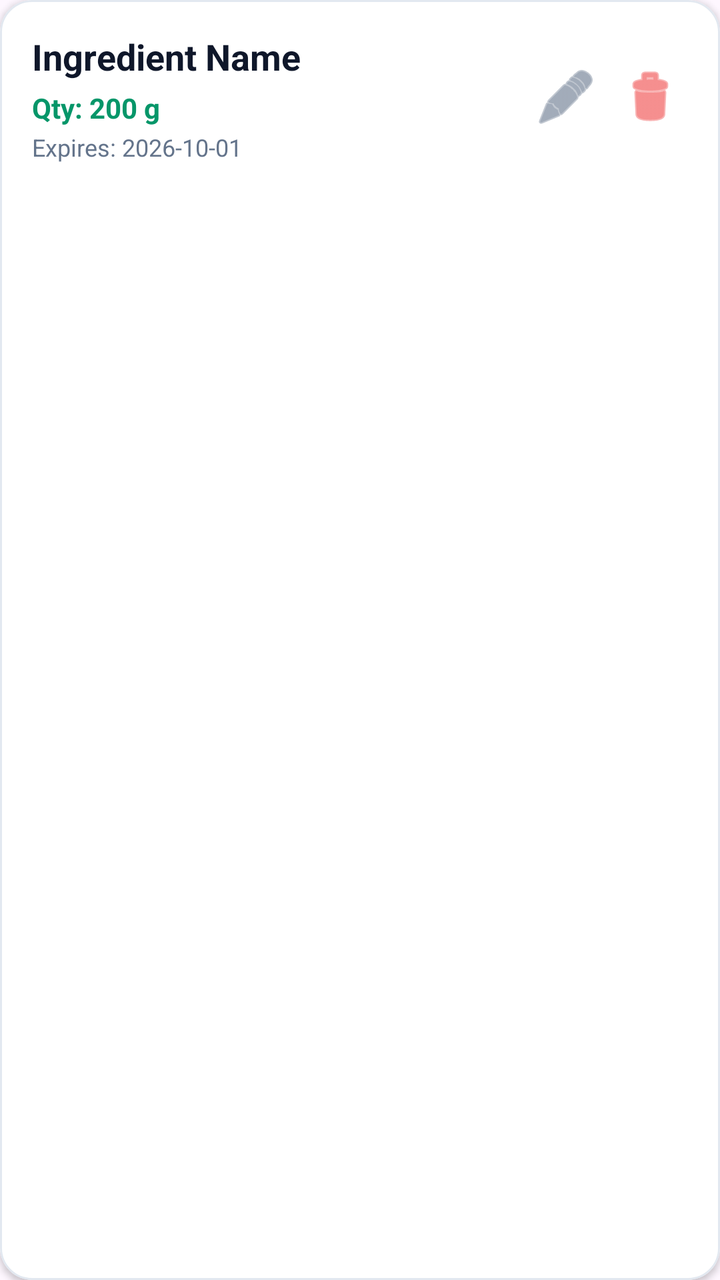
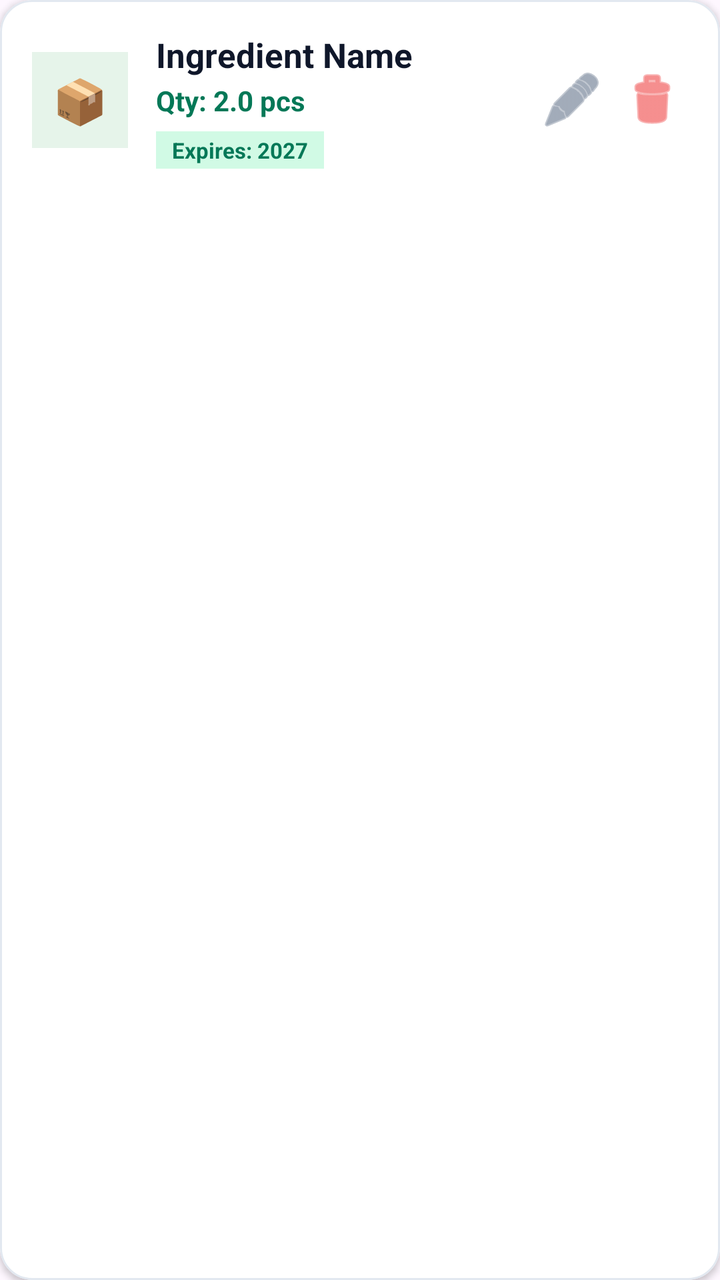

Two renders of the same Android screen: before a commit and after it. Below are the layout's source before the change and the commit's diff.
<!-- AndroidManifest.xml: application theme Theme.SmartPantryManager -->
<!-- res/layout/item_pantry_row.xml -->
<?xml version="1.0" encoding="utf-8"?>
<com.google.android.material.card.MaterialCardView xmlns:android="http://schemas.android.com/apk/res/android"
    xmlns:app="http://schemas.android.com/apk/res-auto"
    android:layout_width="match_parent"
    android:layout_height="wrap_content"
    android:layout_marginHorizontal="12dp"
    android:layout_marginVertical="6dp"
    app:cardCornerRadius="16dp"
    app:cardElevation="2dp"
    app:strokeColor="@color/card_stroke"
    app:strokeWidth="1dp"
    app:cardBackgroundColor="@color/surface_white">

    <LinearLayout
        android:layout_width="match_parent"
        android:layout_height="wrap_content"
        android:orientation="horizontal"
        android:padding="16dp"
        android:gravity="center_vertical">

        <LinearLayout
            android:layout_width="0dp"
            android:layout_height="wrap_content"
            android:layout_weight="1"
            android:orientation="vertical">

            <TextView
                android:id="@+id/tv_ingredient_name"
                android:layout_width="wrap_content"
                android:layout_height="wrap_content"
                android:text="Ingredient Name"
                android:textStyle="bold"
                android:textSize="18sp"
                android:textColor="@color/text_primary" />

            <TextView
                android:id="@+id/tv_ingredient_quantity"
                android:layout_width="wrap_content"
                android:layout_height="wrap_content"
                android:layout_marginTop="4dp"
                android:text="Qty: 200 g"
                android:textSize="14sp"
                android:textStyle="bold"
                android:textColor="@color/primary_green_dark" />

            <TextView
                android:id="@+id/tv_ingredient_expiry"
                android:layout_width="wrap_content"
                android:layout_height="wrap_content"
                android:layout_marginTop="2dp"
                android:text="Expires: 2026-10-01"
                android:textSize="12sp"
                android:textColor="@color/text_secondary" />
        </LinearLayout>

        <ImageButton
            android:id="@+id/btn_edit_pantry"
            android:layout_width="38dp"
            android:layout_height="38dp"
            android:src="@android:drawable/ic_menu_edit"
            android:background="?attr/selectableItemBackgroundBorderless"
            app:tint="@color/text_secondary"
            android:contentDescription="Edit" />

        <ImageButton
            android:id="@+id/btn_delete_pantry"
            android:layout_width="38dp"
            android:layout_height="38dp"
            android:layout_marginStart="4dp"
            android:src="@android:drawable/ic_menu_delete"
            android:background="?attr/selectableItemBackgroundBorderless"
            app:tint="@color/accent_red"
            android:contentDescription="Delete" />
    </LinearLayout>
</com.google.android.material.card.MaterialCardView>
<!-- resources referenced by this layout -->
<resources>
  <color name="accent_red">#EF4444</color>
  <color name="card_stroke">#E2E8F0</color>
  <color name="primary_green_dark">#059669</color>
  <color name="surface_white">#FFFFFF</color>
  <color name="text_primary">#0F172A</color>
  <color name="text_secondary">#64748B</color>
  <style name="Theme.SmartPantryManager" parent="Base.Theme.SmartPantryManager" />
  <style name="Base.Theme.SmartPantryManager" parent="Theme.Material3.DayNight.NoActionBar">
          
          
      </style>
</resources>

<!-- the commit's change to res/layout/item_pantry_row.xml (unified diff, before → after) -->
@@ -3,24 +3,35 @@
     xmlns:app="http://schemas.android.com/apk/res-auto"
     android:layout_width="match_parent"
     android:layout_height="wrap_content"
-    android:layout_marginHorizontal="12dp"
+    android:layout_marginHorizontal="16dp"
     android:layout_marginVertical="6dp"
+    app:cardBackgroundColor="@color/card_bg"
     app:cardCornerRadius="16dp"
     app:cardElevation="2dp"
-    app:strokeColor="@color/card_stroke"
-    app:strokeWidth="1dp"
-    app:cardBackgroundColor="@color/surface_white">
+    app:strokeColor="@color/stroke_light"
+    app:strokeWidth="1dp">
 
     <LinearLayout
         android:layout_width="match_parent"
         android:layout_height="wrap_content"
+        android:gravity="center_vertical"
         android:orientation="horizontal"
-        android:padding="16dp"
-        android:gravity="center_vertical">
+        android:padding="16dp">
+
+        
+        <TextView
+            android:id="@+id/tv_item_icon"
+            android:layout_width="48dp"
+            android:layout_height="48dp"
+            android:background="@color/brand_mint"
+            android:gravity="center"
+            android:text="📦"
+            android:textSize="22sp" />
 
         <LinearLayout
             android:layout_width="0dp"
             android:layout_height="wrap_content"
+            android:layout_marginStart="14dp"
             android:layout_weight="1"
             android:orientation="vertical">
 
@@ -29,47 +40,51 @@
                 android:layout_width="wrap_content"
                 android:layout_height="wrap_content"
                 android:text="Ingredient Name"
-                android:textStyle="bold"
-                android:textSize="18sp"
-                android:textColor="@color/text_primary" />
+                android:textColor="@color/text_main"
+                android:textSize="17sp"
+                android:textStyle="bold" />
 
             <TextView
                 android:id="@+id/tv_ingredient_quantity"
                 android:layout_width="wrap_content"
                 android:layout_height="wrap_content"
-                android:layout_marginTop="4dp"
-                android:text="Qty: 200 g"
+                android:layout_marginTop="2dp"
+                android:text="Qty: 2.0 pcs"
+                android:textColor="@color/brand_emerald_dark"
                 android:textSize="14sp"
-                android:textStyle="bold"
-                android:textColor="@color/primary_green_dark" />
+                android:textStyle="bold" />
 
             <TextView
                 android:id="@+id/tv_ingredient_expiry"
                 android:layout_width="wrap_content"
                 android:layout_height="wrap_content"
-                android:layout_marginTop="2dp"
-                android:text="Expires: 2026-10-01"
-                android:textSize="12sp"
-                android:textColor="@color/text_secondary" />
+                android:layout_marginTop="6dp"
+                android:background="@color/status_fresh_bg"
+                android:paddingHorizontal="8dp"
+                android:paddingVertical="2dp"
+                android:text="Expires: 2027"
+                android:textColor="@color/status_fresh_text"
+                android:textSize="11sp"
+                android:textStyle="bold" />
         </LinearLayout>
 
         <ImageButton
             android:id="@+id/btn_edit_pantry"
-            android:layout_width="38dp"
-            android:layout_height="38dp"
+            android:layout_width="36dp"
+            android:layout_height="36dp"
+            android:background="?attr/selectableItemBackgroundBorderless"
+            android:contentDescription="Edit"
             android:src="@android:drawable/ic_menu_edit"
-            android:background="?attr/selectableItemBackgroundBorderless"
-            app:tint="@color/text_secondary"
-            android:contentDescription="Edit" />
+            app:tint="@color/text_sub" />
 
         <ImageButton
             android:id="@+id/btn_delete_pantry"
-            android:layout_width="38dp"
-            android:layout_height="38dp"
+            android:layout_width="36dp"
+            android:layout_height="36dp"
             android:layout_marginStart="4dp"
+            android:background="?attr/selectableItemBackgroundBorderless"
+            android:contentDescription="Delete"
             android:src="@android:drawable/ic_menu_delete"
-            android:background="?attr/selectableItemBackgroundBorderless"
-            app:tint="@color/accent_red"
-            android:contentDescription="Delete" />
+            app:tint="@color/accent_red" />
     </LinearLayout>
 </com.google.android.material.card.MaterialCardView>
<!-- resource entries referenced after the edit -->
@@ -1,11 +1,14 @@
 <!-- resources referenced by this layout -->
 <resources>
   <color name="accent_red">#EF4444</color>
-  <color name="card_stroke">#E2E8F0</color>
-  <color name="primary_green_dark">#059669</color>
-  <color name="surface_white">#FFFFFF</color>
-  <color name="text_primary">#0F172A</color>
-  <color name="text_secondary">#64748B</color>
+  <color name="brand_emerald_dark">#047857</color>
+  <color name="brand_mint">#E6F4EA</color>
+  <color name="card_bg">#FFFFFF</color>
+  <color name="status_fresh_bg">#D1FAE5</color>
+  <color name="status_fresh_text">#047857</color>
+  <color name="stroke_light">#E2E8F0</color>
+  <color name="text_main">#0F172A</color>
+  <color name="text_sub">#64748B</color>
   <style name="Theme.SmartPantryManager" parent="Base.Theme.SmartPantryManager" />
   <style name="Base.Theme.SmartPantryManager" parent="Theme.Material3.DayNight.NoActionBar">
           
